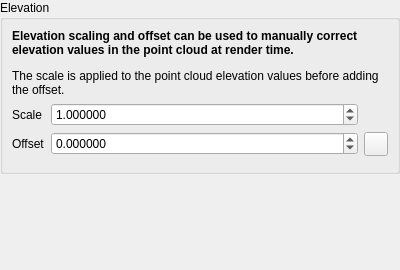
Before: the Qt Designer form src/ui/pointcloud/qgspointcloudelevationpropertieswidgetbase.ui in qgis/QGIS, drawn with Qt 5.
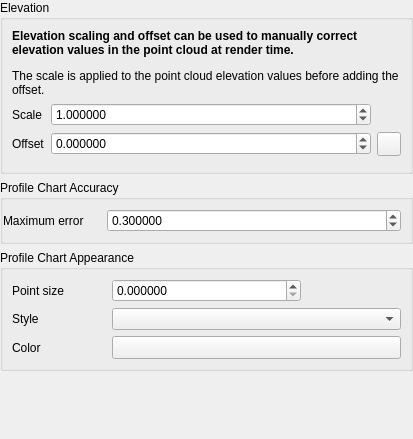
After: the same form once the commit is applied. Icons and pictures are not drawn. Custom widgets are drawn as their Qt base class.

Commit message: Add profile related settings to point cloud elevation properties

```diff
--- a/src/ui/pointcloud/qgspointcloudelevationpropertieswidgetbase.ui
+++ b/src/ui/pointcloud/qgspointcloudelevationpropertieswidgetbase.ui
@@ -6,8 +6,8 @@
    <rect>
     <x>0</x>
     <y>0</y>
-    <width>400</width>
-    <height>270</height>
+    <width>413</width>
+    <height>439</height>
    </rect>
   </property>
   <property name="windowTitle">
@@ -128,6 +128,129 @@
      </layout>
     </widget>
    </item>
+   <item>
+    <widget class="QGroupBox" name="mLayerRenderingGroupBox">
+     <property name="title">
+      <string>Profile Chart Accuracy</string>
+     </property>
+     <property name="flat">
+      <bool>true</bool>
+     </property>
+     <property name="checkable">
+      <bool>false</bool>
+     </property>
+     <layout class="QGridLayout" name="gridLayout_4" columnstretch="1,2,1,0">
+      <property name="leftMargin">
+       <number>0</number>
+      </property>
+      <property name="rightMargin">
+       <number>3</number>
+      </property>
+      <item row="0" column="1" colspan="2">
+       <widget class="QgsDoubleSpinBox" name="mMaxErrorSpinBox">
+        <property name="decimals">
+         <number>6</number>
+        </property>
+        <property name="maximum">
+         <double>99999999999.000000000000000</double>
+        </property>
+        <property name="value">
+         <double>0.300000000000000</double>
+        </property>
+       </widget>
+      </item>
+      <item row="0" column="3">
+       <widget class="QgsUnitSelectionWidget" name="mMaxErrorUnitWidget" native="true">
+        <property name="minimumSize">
+         <size>
+          <width>0</width>
+          <height>0</height>
+         </size>
+        </property>
+        <property name="focusPolicy">
+         <enum>Qt::StrongFocus</enum>
+        </property>
+       </widget>
+      </item>
+      <item row="0" column="0">
+       <widget class="QLabel" name="lblTransparency_2">
+        <property name="text">
+         <string>Maximum error</string>
+        </property>
+       </widget>
+      </item>
+     </layout>
+    </widget>
+   </item>
+   <item>
+    <widget class="QGroupBox" name="groupBox_2">
+     <property name="title">
+      <string>Profile Chart Appearance</string>
+     </property>
+     <layout class="QGridLayout" name="gridLayout" columnstretch="1,2,1">
+      <item row="0" column="0">
+       <widget class="QLabel" name="lblTransparency_4">
+        <property name="text">
+         <string>Point size</string>
+        </property>
+       </widget>
+      </item>
+      <item row="0" column="2">
+       <widget class="QgsUnitSelectionWidget" name="mPointSizeUnitWidget" native="true">
+        <property name="focusPolicy">
+         <enum>Qt::StrongFocus</enum>
+        </property>
+       </widget>
+      </item>
+      <item row="1" column="0">
+       <widget class="QLabel" name="label_5">
+        <property name="text">
+         <string>Style</string>
+        </property>
+       </widget>
+      </item>
+      <item row="1" column="1" colspan="2">
+       <widget class="QComboBox" name="mPointStyleComboBox"/>
+      </item>
+      <item row="0" column="1">
+       <widget class="QgsDoubleSpinBox" name="mPointSizeSpinBox">
+        <property name="decimals">
+         <number>6</number>
+        </property>
+        <property name="maximum">
+         <double>99999999999.000000000000000</double>
+        </property>
+       </widget>
+      </item>
+      <item row="2" column="1" colspan="2">
+       <widget class="QgsColorButton" name="mPointColorButton">
+        <property name="sizePolicy">
+         <sizepolicy hsizetype="Expanding" vsizetype="Fixed">
+          <horstretch>0</horstretch>
+          <verstretch>0</verstretch>
+         </sizepolicy>
+        </property>
+        <property name="minimumSize">
+         <size>
+          <width>120</width>
+          <height>0</height>
+         </size>
+        </property>
+        <property name="text">
+         <string/>
+        </property>
+       </widget>
+      </item>
+      <item row="2" column="0">
+       <widget class="QLabel" name="label_6">
+        <property name="text">
+         <string>Color</string>
+        </property>
+       </widget>
+      </item>
+     </layout>
+    </widget>
+   </item>
    <item>
     <spacer name="verticalSpacer">
      <property name="orientation">
@@ -155,6 +278,18 @@
    <extends>QDoubleSpinBox</extends>
    <header>qgsdoublespinbox.h</header>
   </customwidget>
+  <customwidget>
+   <class>QgsUnitSelectionWidget</class>
+   <extends>QWidget</extends>
+   <header>qgsunitselectionwidget.h</header>
+   <container>1</container>
+  </customwidget>
+  <customwidget>
+   <class>QgsColorButton</class>
+   <extends>QToolButton</extends>
+   <header>qgscolorbutton.h</header>
+   <container>1</container>
+  </customwidget>
  </customwidgets>
  <tabstops>
   <tabstop>mCrsGroupBox_2</tabstop>
```
The commit also changes 6 other files.
